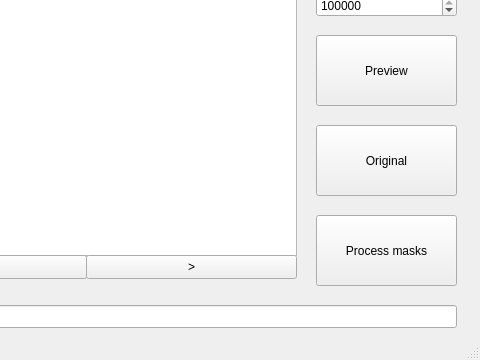
Above: view.ui from ademirmarquesjunior/mask_segmentation_HSV_objectsize before the change; both pictures show x 184 to 664 and y 284 to 644 of the 664 by 644 pixel window. Below: the same form after it.
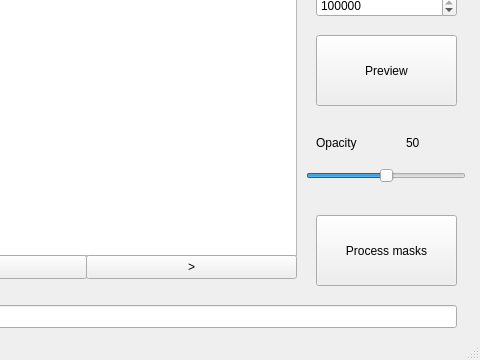
That is the form after the change.

Commit message: Using alpha transparencies to show masks

```diff
--- a/view.ui
+++ b/view.ui
@@ -95,19 +95,6 @@
      <bool>false</bool>
     </property>
    </widget>
-   <widget class="QPushButton" name="originalButton">
-    <property name="geometry">
-     <rect>
-      <x>500</x>
-      <y>390</y>
-      <width>141</width>
-      <height>71</height>
-     </rect>
-    </property>
-    <property name="text">
-     <string>Original</string>
-    </property>
-   </widget>
    <widget class="QGraphicsView" name="graphicsView">
     <property name="geometry">
      <rect>
@@ -327,6 +314,51 @@
      <string>&gt;</string>
     </property>
    </widget>
+   <widget class="QSlider" name="sliderOpacity">
+    <property name="geometry">
+     <rect>
+      <x>490</x>
+      <y>430</y>
+      <width>160</width>
+      <height>22</height>
+     </rect>
+    </property>
+    <property name="maximum">
+     <number>100</number>
+    </property>
+    <property name="value">
+     <number>50</number>
+    </property>
+    <property name="orientation">
+     <enum>Qt::Horizontal</enum>
+    </property>
+   </widget>
+   <widget class="QLabel" name="label_4">
+    <property name="geometry">
+     <rect>
+      <x>500</x>
+      <y>400</y>
+      <width>49</width>
+      <height>16</height>
+     </rect>
+    </property>
+    <property name="text">
+     <string>Opacity</string>
+    </property>
+   </widget>
+   <widget class="QLabel" name="opacityValueText">
+    <property name="geometry">
+     <rect>
+      <x>590</x>
+      <y>400</y>
+      <width>49</width>
+      <height>16</height>
+     </rect>
+    </property>
+    <property name="text">
+     <string>50</string>
+    </property>
+   </widget>
   </widget>
   <widget class="QMenuBar" name="menubar">
    <property name="geometry">
```
The commit also changes 1 other file.
